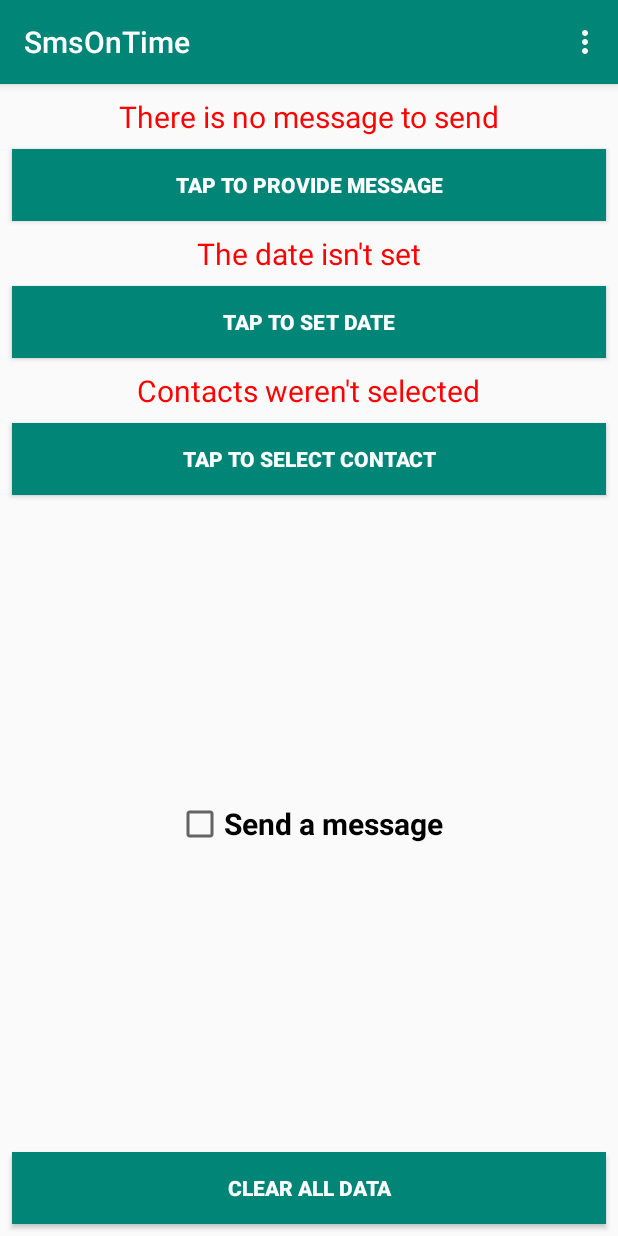
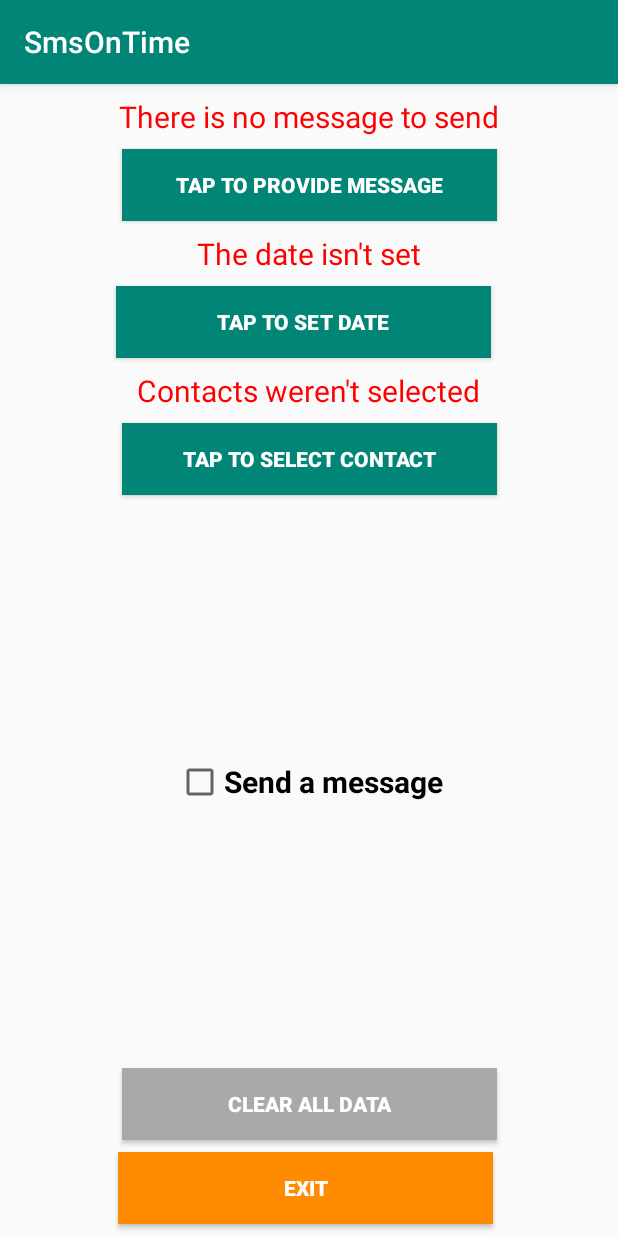
Before and after one commit to DrMuttley/SmsOnTime, an Android app: the screen it shows after launch (MainActivity), after a tap on "CLEAR ALL DATA", on a phone screen of 412 x 824 dp. Run offline under Robolectric (Android 15) with nearby library versions, the phone set to English and light mode, and no system bars.

Commit message:
- added SharedPreference values - the layout has been modified - control flow changed

```diff
--- a/app/src/main/java/com/example/lukasznowak/smsontime/MainActivity.java
+++ b/app/src/main/java/com/example/lukasznowak/smsontime/MainActivity.java
@@ -7,6 +7,7 @@ import android.app.PendingIntent;
 import android.content.Context;
 import android.content.DialogInterface;
 import android.content.Intent;
+import android.content.SharedPreferences;
 import android.content.pm.PackageManager;
 import android.database.Cursor;
 import android.graphics.Color;
@@ -19,9 +20,6 @@ import android.os.Bundle;
 import android.text.InputType;
 import android.util.Log;
 import android.view.LayoutInflater;
-import android.view.Menu;
-import android.view.MenuInflater;
-import android.view.MenuItem;
 import android.view.View;
 import android.view.WindowManager;
 import android.widget.CheckBox;
@@ -35,7 +33,19 @@ import android.widget.CompoundButton.OnCheckedChangeListener;
 
 import java.util.Calendar;
 
-public class MainActivity extends AppCompatActivity implements View.OnClickListener {
+public class MainActivity extends AppCompatActivity implements View.OnClickListener, OnCheckedChangeListener{
+
+    private SharedPreferences sharedPreferences;
+
+    private final String MESSAGE_PREFERENCE_KEY = "message_key";
+    private final String DATE_PREFERENCE_KEY = "date_key";
+    private final String CONTACT_PREFERENCE_KEY = "contact_key";
+    private final String PHONE_NUMBER_PREFERENCE_KEY = "number_key";
+    private final String SEND_MESSAGE_CHECKBOX_KEY = "checkBox_key";
+    private final String MESSAGE_STATUS_KEY = "message_status_key";
+
+    private final String colorBlack = "#000000";
+    private final String colorRed = "#FF0000";
 
     private Calendar calendar;
 
@@ -49,7 +59,10 @@ public class MainActivity extends AppCompatActivity implements View.OnClickListe
 
     private String message = "";
     private String date = "";
+    private String contact ="";
     private String phone = "";
+
+    private String SMSstatus = "";
 
     private final static int PERMISSIONS_SEND_SMS = 101;
     private final static int PERMISSIONS_READ_CONTACT = 102;
@@ -61,34 +74,7 @@ public class MainActivity extends AppCompatActivity implements View.OnClickListe
         super.onCreate(savedInstanceState);
         setContentView(R.layout.activity_main);
 
-        sendMessageCheckBox = findViewById(R.id.sendMessageCheckBox);
-        sendMessageCheckBox.setOnCheckedChangeListener(new OnCheckedChangeListener(){
-
-            @Override
-            public void onCheckedChanged(CompoundButton buttonView, boolean isChecked)
-            {
-                if(isChecked){
-
-                    if(message == "" || date == "" || phone == ""){
-
-                        Toast.makeText(getApplicationContext(), "You aren't fill all needed fields.",
-                                Toast.LENGTH_SHORT).show();
-
-                        sendMessageCheckBox.setChecked(false);
-
-                    }else{
-                        startAlarmManager();
-
-                        Toast.makeText(getApplicationContext(), "Message will be send on " +
-                                date, Toast.LENGTH_SHORT).show();
-                    }
-                }else{
-                    stopAlarmManager();
-
-                    Toast.makeText(getApplicationContext(), "Message won't be send", Toast.LENGTH_SHORT).show();
-                }
-            }
-        });
+        sharedPreferences = getPreferences(Context.MODE_PRIVATE);
 
         calendar = Calendar.getInstance();
         calendar.setTimeInMillis(System.currentTimeMillis());
@@ -98,6 +84,9 @@ public class MainActivity extends AppCompatActivity implements View.OnClickListe
         findViewById(R.id.dateButton).setOnClickListener(MainActivity.this);
         findViewById(R.id.contactButton).setOnClickListener(MainActivity.this);
         findViewById(R.id.clearButton).setOnClickListener(MainActivity.this);
+        findViewById(R.id.exitButton).setOnClickListener(MainActivity.this);
+
+        sendMessageCheckBox = findViewById(R.id.sendMessageCheckBox);
 
         checkPermissions();
     }
@@ -106,15 +95,18 @@ public class MainActivity extends AppCompatActivity implements View.OnClickListe
     protected void onResume() {
         super.onResume();
 
-        if(System.currentTimeMillis() < calendar.getTimeInMillis() &&
-                sendMessageCheckBox.isChecked()){
+        sendMessageCheckBox.setOnCheckedChangeListener(MainActivity.this);
 
-            sendMessageCheckBox.setChecked(false);
+        loadPreferenceValue();
+
+        showPreferenceValueInTextView();
+
+        if(SMSstatus.equals("SMS sent!")){
 
             Toast.makeText(getApplicationContext(), "Message was successfully send on " +
                     date, Toast.LENGTH_SHORT).show();
 
-            resetDate();
+            resetAllData();
         }
     }
 
@@ -142,6 +134,11 @@ public class MainActivity extends AppCompatActivity implements View.OnClickListe
                 resetAllData();
                 break;
             }
+
+            case R.id.exitButton:{
+                System.exit(0);
+                break;
+            }
         }
     }
 
@@ -162,16 +159,7 @@ public class MainActivity extends AppCompatActivity implements View.OnClickListe
                 month = datePicker.getMonth();
                 day = datePicker.getDayOfMonth();
 
-                StringBuilder stringBuilder = new StringBuilder();
-
-                stringBuilder.append(day);
-                stringBuilder.append("/");
-                stringBuilder.append(month + 1);
-                stringBuilder.append("/");
-                stringBuilder.append(year);
-                stringBuilder.append(" ");
-
-                date = stringBuilder.toString();
+                addYearMonthDayToDate();
 
                 runTimePicker();
             }
@@ -210,15 +198,9 @@ public class MainActivity extends AppCompatActivity implements View.OnClickListe
                 hour = timePicker.getCurrentHour();
                 minutes = timePicker.getCurrentMinute();
 
-                StringBuilder stringBuilder = new StringBuilder();
+                addHourMinutesToDate();
 
-                stringBuilder.append(hour);
-                stringBuilder.append(":");
-                stringBuilder.append(minutes);
-
-                date += stringBuilder.toString();
-
-                calendar.set(year,month, day, hour,minutes);
+                calendar.set(year, month, day, hour,minutes);
 
 
                 if(System.currentTimeMillis() < calendar.getTimeInMillis()) {
@@ -227,9 +209,11 @@ public class MainActivity extends AppCompatActivity implements View.OnClickListe
                         @Override
                         public void run() {
 
+                            savePreference(DATE_PREFERENCE_KEY, date);
+
                             TextView dateTextView = findViewById(R.id.dateTextView);
-                            dateTextView.setTextColor(Color.parseColor("#000000"));
-                            dateTextView.setText(date);
+
+                            setTextViewValue(dateTextView, date, colorBlack);
                         }
                     });
 
@@ -277,9 +261,11 @@ public class MainActivity extends AppCompatActivity implements View.OnClickListe
                     @Override
                     public void run() {
 
+                        savePreference(MESSAGE_PREFERENCE_KEY, message);
+
                         TextView messageTextView = findViewById(R.id.messageTextView);
-                        messageTextView.setTextColor(Color.parseColor("#000000"));
-                        messageTextView.setText(message);
+
+                        setTextViewValue(messageTextView, message, colorBlack);
                     }
                 });
             }
@@ -388,11 +374,15 @@ public class MainActivity extends AppCompatActivity implements View.OnClickListe
                         String name = cursor.getString(columnName);
                         String number = cursor.getString(columnNumber);
 
-                        TextView textView = findViewById(R.id.contactTextView);
-                        textView.setTextColor(Color.parseColor("#000000"));
-                        textView.setText(name + " ( " + number + " ) ");
+                        contact = name + " ( " + number + " ) ";
+                        phone = number;
 
-                        phone = number;
+                        savePreference(CONTACT_PREFERENCE_KEY, contact);
+                        savePreference(PHONE_NUMBER_PREFERENCE_KEY, phone);
+
+                        TextView contactTextView = findViewById(R.id.contactTextView);
+
+                        setTextViewValue(contactTextView, contact, colorBlack);
                     }
                 });
             }
@@ -428,52 +418,150 @@ public class MainActivity extends AppCompatActivity implements View.OnClickListe
             public void run() {
 
                 message = "";
-
-                TextView messageTextView = findViewById(R.id.messageTextView);
-                messageTextView.setTextColor(Color.parseColor("#FF0000"));
-                messageTextView.setText("There is no message to send");
+                savePreference(MESSAGE_PREFERENCE_KEY, message);
 
                 resetDate();
+                savePreference(DATE_PREFERENCE_KEY, date);
 
-                TextView dateTextView = findViewById(R.id.dateTextView);
-                dateTextView.setTextColor(Color.parseColor("#FF0000"));
-                dateTextView.setText("The date isn't set");
+                contact = "";
+                phone = "";
+                savePreference(CONTACT_PREFERENCE_KEY, contact);
+                savePreference(PHONE_NUMBER_PREFERENCE_KEY, phone);
 
-                phone = "";
-
-                TextView contactTextView = findViewById(R.id.contactTextView);
-                contactTextView.setTextColor(Color.parseColor("#FF0000"));
-                contactTextView.setText("Contacts weren't selected");
+                showPreferenceValueInTextView();
 
                 sendMessageCheckBox.setChecked(false);
+                savePreference(SEND_MESSAGE_CHECKBOX_KEY, false);
+
+                SMSstatus = "";
+                savePreference(MESSAGE_STATUS_KEY, "");
             }
         });
 
         Toast.makeText(getApplicationContext(), "All data was removed.", Toast.LENGTH_SHORT).show();
     }
 
-    @Override
-    public boolean onCreateOptionsMenu(Menu menu) {
-        MenuInflater inflater = getMenuInflater();
-        inflater.inflate(R.menu.menu, menu);
-        return true;
+    private void addYearMonthDayToDate(){
+
+        StringBuilder stringBuilder = new StringBuilder();
+
+        stringBuilder.append(day);
+        stringBuilder.append("/");
+        stringBuilder.append(month + 1);
+        stringBuilder.append("/");
+        stringBuilder.append(year);
+        stringBuilder.append(" ");
+
+        date = stringBuilder.toString();
+    }
+
+    private void addHourMinutesToDate(){
+
+        StringBuilder stringBuilder = new StringBuilder();
+
+        stringBuilder.append(hour);
+        stringBuilder.append(":");
+
+        if(minutes < 10){
+            stringBuilder.append(0);
+        }
+        stringBuilder.append(minutes);
+
+        date += stringBuilder.toString();
+    }
+
+    private void savePreference(String key, String value){
+
+        SharedPreferences.Editor editor = sharedPreferences.edit();
+        editor.putString(key, value);
+        editor.commit();
+    }
+
+    private void savePreference(String key, boolean value){
+
+        SharedPreferences.Editor editor = sharedPreferences.edit();
+        editor.putBoolean(key, value);
+        editor.commit();
+    }
+
+    private void loadPreferenceValue(){
+
+        SMSstatus = sharedPreferences.getString(MESSAGE_STATUS_KEY, "");
+
+        message = sharedPreferences.getString(MESSAGE_PREFERENCE_KEY, "");
+        date = sharedPreferences.getString(DATE_PREFERENCE_KEY, "");
+        contact = sharedPreferences.getString(CONTACT_PREFERENCE_KEY, "");
+        phone = sharedPreferences.getString(PHONE_NUMBER_PREFERENCE_KEY, "");
+
+        sendMessageCheckBox.setChecked(sharedPreferences.getBoolean(SEND_MESSAGE_CHECKBOX_KEY, false));
+    }
+
+    private void setTextViewValue(TextView textView, String value, String color){
+
+        textView.setTextColor(Color.parseColor(color));
+        textView.setText(value);
+    }
+
+    private void showPreferenceValueInTextView(){
+
+        TextView messageTextView = findViewById(R.id.messageTextView);
+        TextView dateTextView = findViewById(R.id.dateTextView);
+        TextView contactTextView = findViewById(R.id.contactTextView);
+
+        if(message.equals("")){
+            setTextViewValue(messageTextView, "There is no message to send", colorRed);
+        }else {
+            setTextViewValue(messageTextView, message, colorBlack);
+        }
+
+        if(date.equals("")){
+            setTextViewValue(dateTextView, "The date isn't set", colorRed);
+        }else {
+            setTextViewValue(dateTextView, date, colorBlack);
+        }
+
+        if(contact.equals("")){
+            setTextViewValue(contactTextView, "Contacts weren't selected", colorRed);
+        }else {
+            setTextViewValue(contactTextView, contact, colorBlack);
+        }
     }
 
     @Override
-    public boolean onOptionsItemSelected(MenuItem item) {
+    public void onCheckedChanged(CompoundButton buttonView, boolean isChecked) {
 
-        switch (item.getItemId()) {
-            case R.id.info:
-                showIconsSource();
-                return true;
-            default:
-                return super.onOptionsItemSelected(item);
+        if(isChecked){
+
+            if(message.equals("") || date.equals("") || phone.equals("")){
+
+                Toast.makeText(getApplicationContext(), "You are not fill all needed fields.",
+                        Toast.LENGTH_LONG).show();
+
+                sendMessageCheckBox.setChecked(false);
+                savePreference(SEND_MESSAGE_CHECKBOX_KEY, false);
+
+            } else {
+
+                if(SMSstatus.equals("")) {
+
+                    startAlarmManager();
+                    savePreference(SEND_MESSAGE_CHECKBOX_KEY, true);
+
+                    savePreference(MESSAGE_STATUS_KEY, "Pending on send!");
+
+                    Toast.makeText(getApplicationContext(), "Message will be send on " +
+                            date, Toast.LENGTH_SHORT).show();
+                }
+            }
+
+        }else {
+
+            stopAlarmManager();
+            savePreference(SEND_MESSAGE_CHECKBOX_KEY, false);
+
+            savePreference(MESSAGE_STATUS_KEY, "");
+
+            Toast.makeText(getApplicationContext(), "Message won't be send", Toast.LENGTH_LONG).show();
         }
     }
-
-    private void showIconsSource(){
-        Toast.makeText(getApplicationContext(), "All icons come from the website " +
-                "https://icons8.com/icons", Toast.LENGTH_SHORT).show();
-    }
-
 }
--- a/app/src/main/res/layout/activity_main.xml
+++ b/app/src/main/res/layout/activity_main.xml
@@ -11,13 +11,9 @@
         android:id="@+id/messageTextView"
         android:layout_width="wrap_content"
         android:layout_height="wrap_content"
-        android:layout_marginStart="8dp"
-        android:layout_marginLeft="8dp"
-        android:layout_marginTop="8dp"
-        android:layout_marginEnd="8dp"
-        android:layout_marginRight="8dp"
-        android:text="There is no message to send"
-        android:textSize="20dp"
+        android:layout_margin="8dp"
+        android:text="@string/messageTextView"
+        android:textSize="20sp"
         android:textColor="#FF0000"
         app:layout_constraintEnd_toEndOf="parent"
         app:layout_constraintStart_toStartOf="parent"
@@ -25,19 +21,14 @@
 
     <Button
         android:id="@+id/messageButton"
-        android:layout_width="match_parent"
+        android:layout_width="250sp"
         android:layout_height="wrap_content"
-        android:layout_marginStart="8dp"
-        android:layout_marginLeft="8dp"
-        android:layout_marginTop="8dp"
-        android:layout_marginEnd="8dp"
-        android:layout_marginRight="8dp"
+        android:layout_margin="8dp"
         android:background="@color/colorPrimary"
-        android:text="TAP TO PROVIDE MESSAGE"
+        android:text="@string/messageButton"
         android:textColor="#FFFFFF"
         android:textStyle="bold"
         app:layout_constraintEnd_toEndOf="parent"
-        app:layout_constraintHorizontal_bias="1.0"
         app:layout_constraintStart_toStartOf="parent"
         app:layout_constraintTop_toBottomOf="@+id/messageTextView" />
 
@@ -45,12 +36,8 @@
         android:id="@+id/dateTextView"
         android:layout_width="wrap_content"
         android:layout_height="wrap_content"
-        android:layout_marginStart="8dp"
-        android:layout_marginLeft="8dp"
-        android:layout_marginTop="8dp"
-        android:layout_marginEnd="8dp"
-        android:layout_marginRight="8dp"
-        android:text="The date isn't set"
+        android:layout_margin="8dp"
+        android:text="@string/dateTextView"
         android:textSize="20sp"
         android:textColor="#FF0000"
         app:layout_constraintEnd_toEndOf="parent"
@@ -59,19 +46,15 @@
 
     <Button
         android:id="@+id/dateButton"
-        android:layout_width="match_parent"
+        android:layout_width="250sp"
         android:layout_height="wrap_content"
-        android:layout_marginStart="8dp"
-        android:layout_marginLeft="8dp"
-        android:layout_marginTop="8dp"
-        android:layout_marginEnd="8dp"
-        android:layout_marginRight="8dp"
+        android:layout_margin="8dp"
         android:background="@color/colorPrimary"
-        android:text="TAP TO SET DATE"
+        android:text="@string/dateButton"
         android:textColor="#FFFFFF"
         android:textStyle="bold"
         app:layout_constraintEnd_toEndOf="parent"
-        app:layout_constraintHorizontal_bias="1.0"
+        app:layout_constraintHorizontal_bias="0.477"
         app:layout_constraintStart_toStartOf="parent"
         app:layout_constraintTop_toBottomOf="@+id/dateTextView" />
 
@@ -79,12 +62,8 @@
         android:id="@+id/contactTextView"
         android:layout_width="wrap_content"
         android:layout_height="wrap_content"
-        android:layout_marginStart="8dp"
-        android:layout_marginLeft="8dp"
-        android:layout_marginTop="8dp"
-        android:layout_marginEnd="8dp"
-        android:layout_marginRight="8dp"
-        android:text="Contacts weren't selected"
+        android:layout_margin="8dp"
+        android:text="@string/contactTextView"
         android:textSize="20sp"
         android:textColor="#FF0000"
         app:layout_constraintEnd_toEndOf="parent"
@@ -93,15 +72,11 @@
 
     <Button
         android:id="@+id/contactButton"
-        android:layout_width="match_parent"
+        android:layout_width="250sp"
         android:layout_height="wrap_content"
-        android:layout_marginStart="8dp"
-        android:layout_marginLeft="8dp"
-        android:layout_marginTop="8dp"
-        android:layout_marginEnd="8dp"
-        android:layout_marginRight="8dp"
+        android:layout_margin="8dp"
         android:background="@color/colorPrimary"
-        android:text="TAP TO SELECT CONTACT"
+        android:text="@string/contactButton"
         android:textColor="#FFFFFF"
         android:textStyle="bold"
         app:layout_constraintEnd_toEndOf="parent"
@@ -112,13 +87,10 @@
         android:id="@+id/sendMessageCheckBox"
         android:layout_width="wrap_content"
         android:layout_height="wrap_content"
-        android:layout_marginStart="8dp"
-        android:layout_marginLeft="8dp"
+        android:layout_margin="8dp"
         android:layout_marginTop="8dp"
-        android:layout_marginEnd="8dp"
-        android:layout_marginRight="8dp"
         android:layout_marginBottom="8dp"
-        android:text="Send a message"
+        android:text="@string/sendMessageCheckBox"
         android:textSize="20sp"
         android:textStyle="bold"
         app:layout_constraintBottom_toTopOf="@+id/clearButton"
@@ -128,19 +100,35 @@
 
     <Button
         android:id="@+id/clearButton"
-        android:layout_width="match_parent"
+        android:layout_width="250sp"
         android:layout_height="wrap_content"
-        android:layout_marginStart="8dp"
-        android:layout_marginLeft="8dp"
+        android:layout_margin="8dp"
         android:layout_marginEnd="8dp"
         android:layout_marginRight="8dp"
         android:layout_marginBottom="8dp"
-        android:background="@color/colorPrimary"
-        android:text="CLEAR ALL DATA"
+        android:background="#A9A9A9"
+        android:text="@string/clearButton"
+        android:textColor="#FFFFFF"
+        android:textStyle="bold"
+        app:layout_constraintBottom_toTopOf="@+id/exitButton"
+        app:layout_constraintEnd_toEndOf="parent"
+        app:layout_constraintStart_toStartOf="parent" />
+
+
+    <Button
+        android:id="@+id/exitButton"
+        android:layout_width="250sp"
+        android:layout_height="wrap_content"
+        android:layout_margin="8dp"
+        android:layout_marginBottom="8dp"
+        android:background="#FF8C00"
+        android:text="@string/exitButton"
         android:textColor="#FFFFFF"
         android:textStyle="bold"
         app:layout_constraintBottom_toBottomOf="parent"
         app:layout_constraintEnd_toEndOf="parent"
+        app:layout_constraintHorizontal_bias="0.485"
         app:layout_constraintStart_toStartOf="parent" />
 
+
 </android.support.constraint.ConstraintLayout>
--- a/app/src/main/res/menu/menu.xml
+++ /dev/null
@@ -1,7 +0,0 @@
-<?xml version="1.0" encoding="utf-8"?>
-<menu xmlns:android="http://schemas.android.com/apk/res/android">
-
-    <item android:id="@+id/info"
-        android:title="About" />
-
-</menu>
--- a/app/src/main/res/values/strings.xml
+++ b/app/src/main/res/values/strings.xml
@@ -1,3 +1,22 @@
 <resources>
     <string name="app_name">SmsOnTime</string>
+
+    <string name="messageTextView">There is no message to send</string>
+
+    <string name="messageButton">TAP TO PROVIDE MESSAGE</string>
+
+    <string name="dateTextView">The date is not set</string>
+
+    <string name="dateButton">TAP TO SET DATE</string>
+
+    <string name="contactTextView">Contacts were not selected</string>
+
+    <string name="contactButton">TAP TO SELECT CONTACT</string>
+
+    <string name="sendMessageCheckBox">Send a message</string>
+
+    <string name="exitButton">EXIT</string>
+
+    <string name="clearButton">CLEAR ALL DATA</string>
+
 </resources>
```
Also changed, not shown: app/src/main/java/com/example/lukasznowak/smsontime/AlarmReceiver.java (+15 -1 lines).
